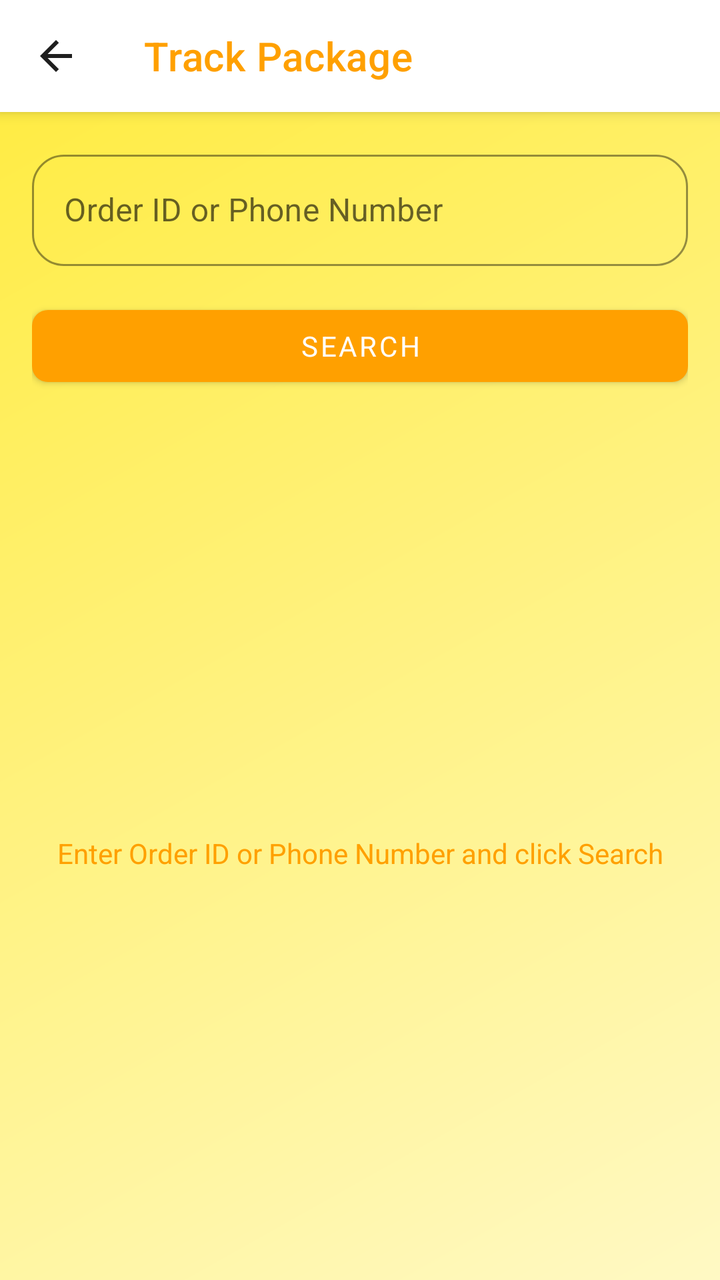
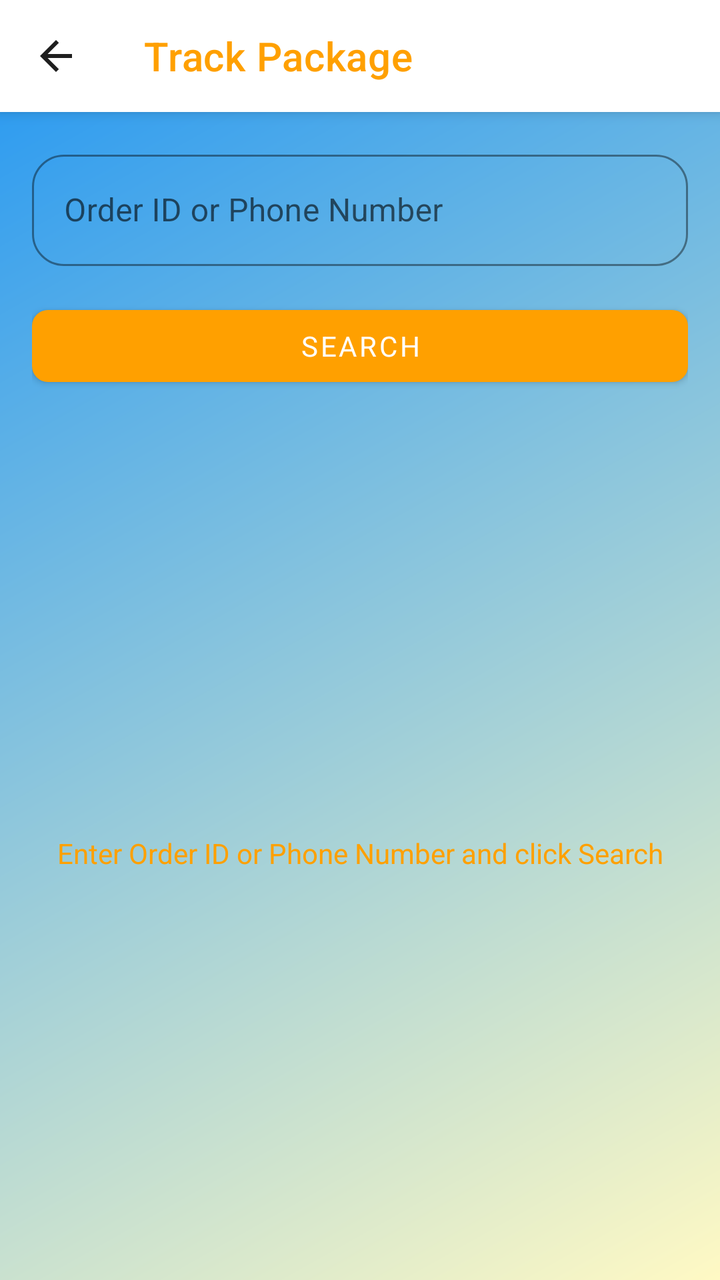

The first picture is an Android layout as it rendered before a commit; the second is the same layout after the commit. The layout source and the unified diff follow.
<!-- AndroidManifest.xml: application theme Theme.A1Logistics -->
<!-- res/layout/activity_tracking.xml -->
<?xml version="1.0" encoding="utf-8"?>
<LinearLayout xmlns:android="http://schemas.android.com/apk/res/android"
    xmlns:app="http://schemas.android.com/apk/res-auto"
    xmlns:tools="http://schemas.android.com/tools"
    android:layout_width="match_parent"
    android:layout_height="match_parent"
    android:orientation="vertical"
    android:background="@drawable/bg_gradient_yellow"
    tools:context=".TrackingActivity">

    <com.google.android.material.appbar.MaterialToolbar
        android:id="@+id/toolbar"
        android:layout_width="match_parent"
        android:layout_height="?attr/actionBarSize"
        android:background="@color/bg_gradient_end"
        android:elevation="4dp"
        app:navigationIcon="@drawable/ic_arrow_back"
        app:title="Track Package"
        app:titleTextColor="@color/dark_mustard"/>

    <LinearLayout
        android:id="@+id/searchContainer"
        android:layout_width="match_parent"
        android:layout_height="wrap_content"
        android:orientation="vertical"
        android:padding="16dp">

        <com.google.android.material.textfield.TextInputLayout
            android:layout_width="match_parent"
            android:layout_height="wrap_content"
            android:hint="Order ID or Phone Number"
            app:boxBackgroundMode="outline"
            app:boxStrokeColor="@color/dark_mustard"
            app:hintTextColor="@color/dark_mustard">

            <com.google.android.material.textfield.TextInputEditText
                android:id="@+id/searchEditText"
                android:layout_width="match_parent"
                android:layout_height="wrap_content"
                android:inputType="text"
                android:textColor="@color/dark_mustard"/>
        </com.google.android.material.textfield.TextInputLayout>

        <com.google.android.material.button.MaterialButton
            android:id="@+id/searchButton"
            android:layout_width="match_parent"
            android:layout_height="wrap_content"
            android:layout_marginTop="16dp"
            android:text="Search"
            android:textColor="@android:color/white"
            app:backgroundTint="@color/dark_mustard"
            app:cornerRadius="8dp"/>
    </LinearLayout>

    <ProgressBar
        android:id="@+id/progressBar"
        android:layout_width="wrap_content"
        android:layout_height="wrap_content"
        android:layout_gravity="center"
        android:visibility="gone"/>

    <TextView
        android:id="@+id/emptyView"
        android:layout_width="match_parent"
        android:layout_height="match_parent"
        android:gravity="center"
        android:text="Enter Order ID or Phone Number and click Search"
        android:textColor="@color/dark_mustard"
        android:padding="16dp"
        android:visibility="visible"/>

    <androidx.recyclerview.widget.RecyclerView
        android:id="@+id/recyclerView"
        android:layout_width="match_parent"
        android:layout_height="match_parent"
        android:clipToPadding="false"
        android:paddingBottom="16dp"
        android:visibility="gone"
        tools:listitem="@layout/item_package"/>
</LinearLayout>
<!-- res/layout/item_package.xml (included above) -->
<?xml version="1.0" encoding="utf-8"?>
<LinearLayout xmlns:android="http://schemas.android.com/apk/res/android"
    android:layout_width="match_parent"
    android:layout_height="wrap_content"
    android:orientation="vertical"
    android:padding="16dp"
    android:background="?attr/selectableItemBackground"
    android:clickable="true"
    android:focusable="true">

    <LinearLayout
        android:layout_width="match_parent"
        android:layout_height="wrap_content"
        android:orientation="horizontal"
        android:layout_marginBottom="4dp">

        <TextView
            android:layout_width="wrap_content"
            android:layout_height="wrap_content"
            android:text="Order ID: "
            android:textStyle="bold"/>

        <TextView
            android:id="@+id/orderIdText"
            android:layout_width="wrap_content"
            android:layout_height="wrap_content"/>
    </LinearLayout>

    <LinearLayout
        android:layout_width="match_parent"
        android:layout_height="wrap_content"
        android:orientation="horizontal"
        android:layout_marginBottom="4dp">

        <TextView
            android:layout_width="wrap_content"
            android:layout_height="wrap_content"
            android:text="Customer: "
            android:textStyle="bold"/>

        <TextView
            android:id="@+id/customerNameText"
            android:layout_width="wrap_content"
            android:layout_height="wrap_content"/>
    </LinearLayout>

    <LinearLayout
        android:layout_width="match_parent"
        android:layout_height="wrap_content"
        android:orientation="horizontal"
        android:layout_marginBottom="4dp">

        <TextView
            android:layout_width="wrap_content"
            android:layout_height="wrap_content"
            android:text="Phone: "
            android:textStyle="bold"/>

        <TextView
            android:id="@+id/customerNumberText"
            android:layout_width="wrap_content"
            android:layout_height="wrap_content"/>
    </LinearLayout>

    <LinearLayout
        android:layout_width="match_parent"
        android:layout_height="wrap_content"
        android:orientation="horizontal"
        android:layout_marginBottom="4dp">

        <TextView
            android:layout_width="wrap_content"
            android:layout_height="wrap_content"
            android:text="Delivery: "
            android:textStyle="bold"/>

        <TextView
            android:id="@+id/deliveryLocationText"
            android:layout_width="wrap_content"
            android:layout_height="wrap_content"/>

    </LinearLayout>

    <LinearLayout
        android:layout_width="match_parent"
        android:layout_height="wrap_content"
        android:orientation="horizontal">

        <TextView
            android:layout_width="wrap_content"
            android:layout_height="wrap_content"
            android:text="COD: "
            android:textStyle="bold"/>

        <TextView
            android:id="@+id/codPriceText"
            android:layout_width="wrap_content"
            android:layout_height="wrap_content"
            android:textColor="@color/design_default_color_primary"/>

        <TextView
            android:layout_width="wrap_content"
            android:layout_height="wrap_content"
            android:text="Status: "
            android:textStyle="bold"
            android:layout_marginStart="16dp"/>

        <TextView
            android:id="@+id/statusText"
            android:layout_width="wrap_content"
            android:layout_height="wrap_content"
            android:textColor="@color/design_default_color_secondary"/>
    </LinearLayout>

    <View
        android:layout_width="match_parent"
        android:layout_height="1dp"
        android:background="#E0E0E0"
        android:layout_marginTop="8dp"/>
</LinearLayout>
<!-- resources referenced by this layout -->
<resources>
  <color name="bg_gradient_end">#FFFFFF</color>
  <color name="dark_mustard">#FFA000</color>
  <!-- drawable bg_gradient_yellow (drawable) -->
  <shape android:shape="rectangle"
      xmlns:android="http://schemas.android.com/apk/res/android">
      <gradient
          android:startColor="#FFF9C4"
          android:endColor="#FFEB3B"
          android:angle="135"/>
  </shape>
  <!-- drawable ic_arrow_back (drawable) -->
  <vector xmlns:android="http://schemas.android.com/apk/res/android"
      android:width="24dp"
      android:height="24dp"
      android:viewportWidth="960"
      android:viewportHeight="960">
    <path
        android:pathData="m313,520 l224,224 -57,56 -320,-320 320,-320 57,56 -224,224h487v80L313,520Z"
        android:fillColor="#1f1f1f"/>
  </vector>
  <style name="Theme.A1Logistics" parent="Theme.MaterialComponents.DayNight.NoActionBar">
          
          <item name="colorPrimary">@color/sunshine_yellow</item>
          <item name="colorPrimaryVariant">@color/mustard_yellow</item>
          <item name="colorOnPrimary">@color/black</item>
          
          <item name="colorSecondary">@color/soft_peach</item>
          <item name="colorSecondaryVariant">@color/coral</item>
          <item name="colorOnSecondary">@color/black</item>
          
          <item name="android:statusBarColor">@color/mustard_yellow</item>
          
          <item name="textInputStyle">@style/CuteTextInputStyle</item>
          <item name="materialButtonStyle">@style/CuteButtonStyle</item>
          <item name="android:fontFamily">sans-serif</item> 
          <item name="fontFamily">@font/roboto</item> 
      </style>
  <color name="sunshine_yellow">#FFEB3B</color>
  <color name="mustard_yellow">#FFD600</color>
  <color name="black">#1A1A1A</color>
  <color name="soft_peach">#FFCCBC</color>
  <color name="coral">#FF8A65</color>
  <style name="CuteTextInputStyle" parent="Widget.MaterialComponents.TextInputLayout.OutlinedBox">
          <item name="boxStrokeColor">@color/sunshine_yellow</item>
          <item name="hintTextColor">@color/mustard_yellow</item>
          <item name="boxCornerRadiusTopStart">16dp</item>
          <item name="boxCornerRadiusTopEnd">16dp</item>
          <item name="boxCornerRadiusBottomStart">16dp</item>
          <item name="boxCornerRadiusBottomEnd">16dp</item>
      </style>
  <style name="CuteButtonStyle" parent="Widget.MaterialComponents.Button">
          <item name="backgroundTint">@color/sunshine_yellow</item>
          <item name="cornerRadius">20dp</item>
          <item name="android:textColor">@color/black</item>
      </style>
</resources>

<!-- the commit's change to res/layout/activity_tracking.xml (unified diff, before → after) -->
@@ -5,7 +5,7 @@
     android:layout_width="match_parent"
     android:layout_height="match_parent"
     android:orientation="vertical"
-    android:background="@drawable/bg_gradient_yellow"
+    android:background="@drawable/bg_gradient_primary_blue"
     tools:context=".TrackingActivity">
 
     <com.google.android.material.appbar.MaterialToolbar
<!-- resource entries referenced after the edit -->
@@ -2,12 +2,12 @@
 <resources>
   <color name="bg_gradient_end">#FFFFFF</color>
   <color name="dark_mustard">#FFA000</color>
-  <!-- drawable bg_gradient_yellow (drawable) -->
+  <!-- drawable bg_gradient_primary_blue (drawable) -->
   <shape android:shape="rectangle"
       xmlns:android="http://schemas.android.com/apk/res/android">
       <gradient
           android:startColor="#FFF9C4"
-          android:endColor="#FFEB3B"
+          android:endColor="@color/primary_color"
           android:angle="135"/>
   </shape>
   <!-- drawable ic_arrow_back (drawable) -->
@@ -37,6 +37,7 @@
           <item name="android:fontFamily">sans-serif</item> 
           <item name="fontFamily">@font/roboto</item> 
       </style>
+  <color name="primary_color">#2196F3</color>
   <color name="sunshine_yellow">#FFEB3B</color>
   <color name="mustard_yellow">#FFD600</color>
   <color name="black">#1A1A1A</color>
